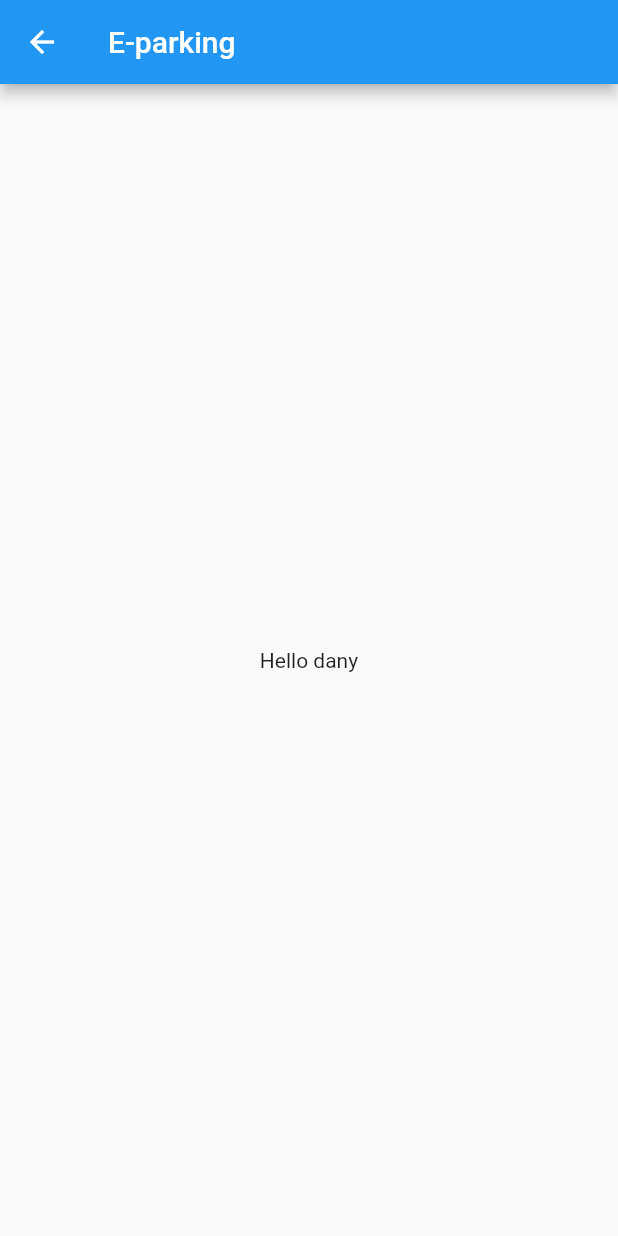
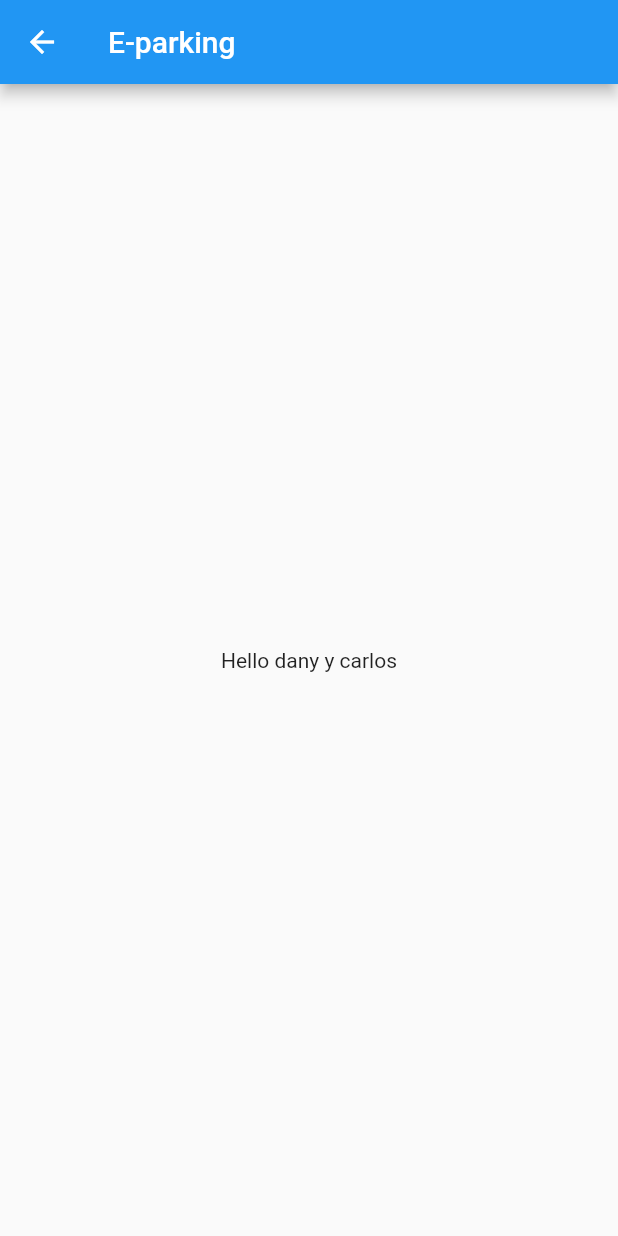
Before and after one commit to DanyGit13/E_parking_2021, a Flutter app: the HomePage screen opened by its route, on a phone screen of 412 x 824 dp. Run offline on Flutter 3.47's test engine with Material 2 defaults, Android fonts, the phone set to English and light mode, and no system bars.

Commit message:
no message

```diff
--- a/lib/pages/home_page.dart
+++ b/lib/pages/home_page.dart
@@ -15,7 +15,7 @@ class HomePage extends StatelessWidget {
       ),
       body: Center(
         child: Container(
-          child: Text('Hello dany'),
+          child: Text('Hello dany y carlos'),
         ),
       ),
     );
```
